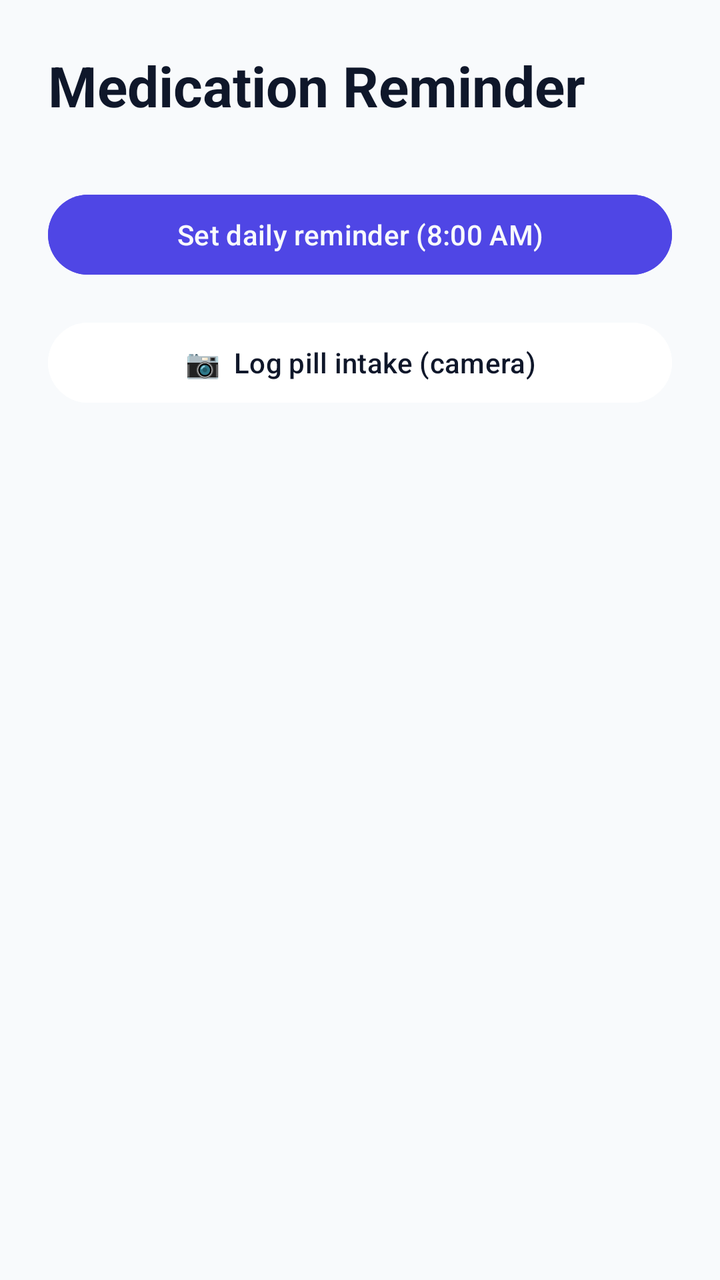
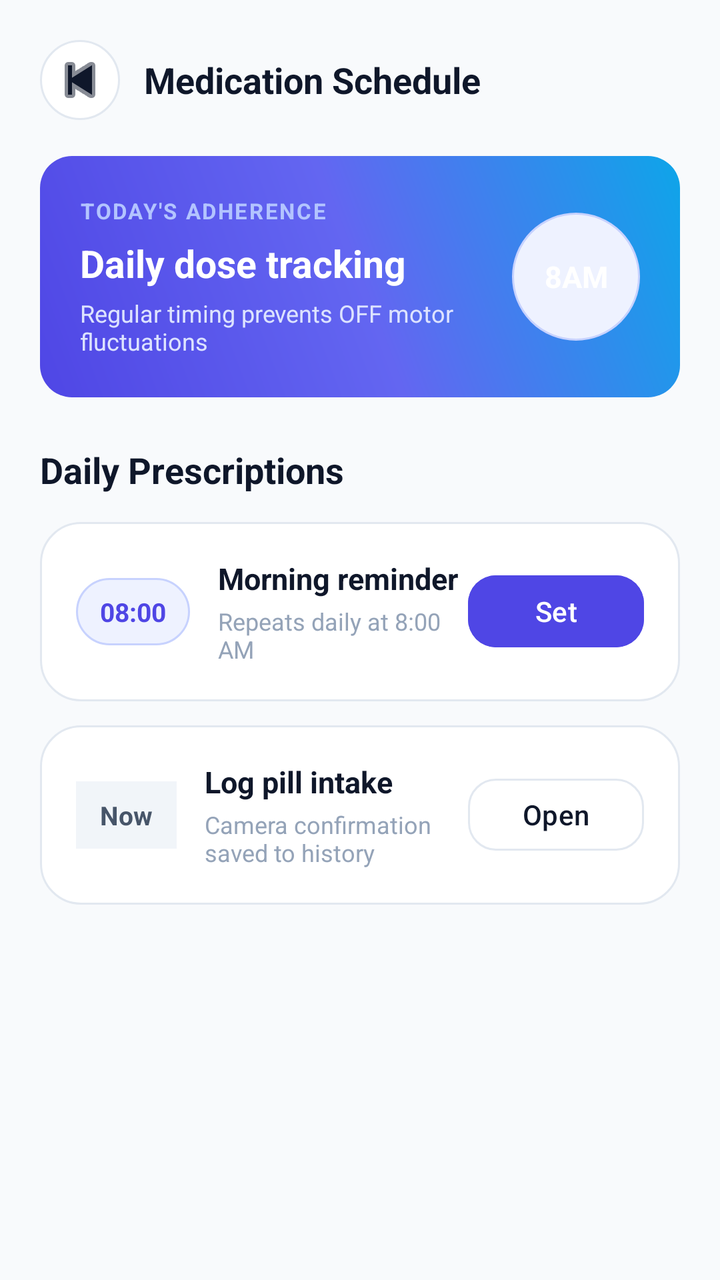

Two renders of the same Android screen: before a commit and after it. Below are the layout's source before the change and the commit's diff.
<!-- AndroidManifest.xml: application theme Theme.ParkiMed -->
<!-- res/layout/activity_medication.xml -->
<?xml version="1.0" encoding="utf-8"?>
<LinearLayout xmlns:android="http://schemas.android.com/apk/res/android"
    android:layout_width="match_parent"
    android:layout_height="match_parent"
    android:background="@color/bg"
    android:orientation="vertical"
    android:padding="24dp">

    <TextView
        android:layout_width="match_parent"
        android:layout_height="wrap_content"
        android:text="Medication Reminder"
        android:textColor="@color/text_primary"
        android:textSize="28sp"
        android:textStyle="bold" />

    <Button
        android:id="@+id/btnSetReminder"
        android:layout_width="match_parent"
        android:layout_height="wrap_content"
        android:layout_marginTop="32dp"
        android:backgroundTint="@color/primary"
        android:text="Set daily reminder (8:00 AM)"
        android:textColor="@color/bg" />

    <Button
        android:id="@+id/btnLogPill"
        android:layout_width="match_parent"
        android:layout_height="wrap_content"
        android:layout_marginTop="16dp"
        android:backgroundTint="@color/card"
        android:text="📷  Log pill intake (camera)"
        android:textColor="@color/text_primary" />
</LinearLayout>
<!-- resources referenced by this layout -->
<resources>
  <color name="bg">#F8FAFC</color>
  <color name="card">#FFFFFF</color>
  <color name="primary">#4F46E5</color>
  <color name="text_primary">#0F172A</color>
  <style name="Theme.ParkiMed" parent="Theme.Material3.Light.NoActionBar">
          <item name="colorPrimary">@color/primary</item>
          <item name="colorOnPrimary">@color/card</item>
          <item name="colorSecondary">@color/accent</item>
          <item name="android:colorBackground">@color/bg</item>
          <item name="android:statusBarColor">@color/bg</item>
          <item name="android:windowLightStatusBar">true</item>
          <item name="android:navigationBarColor">@color/bg</item>
          <item name="android:windowLightNavigationBar">true</item>
          <item name="android:textColorPrimary">@color/text_primary</item>
          <item name="android:textColorSecondary">@color/text_secondary</item>
      </style>
  <color name="accent">#0EA5E9</color>
  <color name="text_secondary">#475569</color>
</resources>

<!-- the commit's change to res/layout/activity_medication.xml (unified diff, before → after) -->
@@ -1,34 +1,222 @@
 <?xml version="1.0" encoding="utf-8"?>
-<LinearLayout xmlns:android="http://schemas.android.com/apk/res/android"
+<ScrollView xmlns:android="http://schemas.android.com/apk/res/android"
+    xmlns:app="http://schemas.android.com/apk/res-auto"
     android:layout_width="match_parent"
     android:layout_height="match_parent"
     android:background="@color/bg"
-    android:orientation="vertical"
-    android:padding="24dp">
-
-    <TextView
+    android:fillViewport="true">
+
+    <LinearLayout
         android:layout_width="match_parent"
         android:layout_height="wrap_content"
-        android:text="Medication Reminder"
-        android:textColor="@color/text_primary"
-        android:textSize="28sp"
-        android:textStyle="bold" />
-
-    <Button
-        android:id="@+id/btnSetReminder"
-        android:layout_width="match_parent"
-        android:layout_height="wrap_content"
-        android:layout_marginTop="32dp"
-        android:backgroundTint="@color/primary"
-        android:text="Set daily reminder (8:00 AM)"
-        android:textColor="@color/bg" />
-
-    <Button
-        android:id="@+id/btnLogPill"
-        android:layout_width="match_parent"
-        android:layout_height="wrap_content"
-        android:layout_marginTop="16dp"
-        android:backgroundTint="@color/card"
-        android:text="📷  Log pill intake (camera)"
-        android:textColor="@color/text_primary" />
-</LinearLayout>
+        android:orientation="vertical"
+        android:padding="20dp">
+
+        <LinearLayout
+            android:layout_width="match_parent"
+            android:layout_height="wrap_content"
+            android:gravity="center_vertical"
+            android:orientation="horizontal">
+
+            <ImageButton
+                android:id="@+id/btnBack"
+                android:layout_width="40dp"
+                android:layout_height="40dp"
+                android:background="@drawable/bg_card"
+                android:contentDescription="Back"
+                android:src="@android:drawable/ic_media_previous"
+                app:tint="@color/text_primary" />
+
+            <TextView
+                android:layout_width="0dp"
+                android:layout_height="wrap_content"
+                android:layout_marginStart="12dp"
+                android:layout_weight="1"
+                android:text="Medication Schedule"
+                android:textColor="@color/text_primary"
+                android:textSize="18sp"
+                android:textStyle="bold" />
+        </LinearLayout>
+
+        
+        <LinearLayout
+            android:layout_width="match_parent"
+            android:layout_height="wrap_content"
+            android:layout_marginTop="18dp"
+            android:background="@drawable/bg_primary_gradient"
+            android:gravity="center_vertical"
+            android:orientation="horizontal"
+            android:padding="20dp">
+
+            <LinearLayout
+                android:layout_width="0dp"
+                android:layout_height="wrap_content"
+                android:layout_weight="1"
+                android:orientation="vertical">
+
+                <TextView
+                    android:layout_width="wrap_content"
+                    android:layout_height="wrap_content"
+                    android:letterSpacing="0.08"
+                    android:text="TODAY'S ADHERENCE"
+                    android:textAllCaps="true"
+                    android:textColor="#B3C4FF"
+                    android:textSize="11sp"
+                    android:textStyle="bold" />
+
+                <TextView
+                    android:id="@+id/txtAdherenceTitle"
+                    android:layout_width="wrap_content"
+                    android:layout_height="wrap_content"
+                    android:layout_marginTop="6dp"
+                    android:text="Daily dose tracking"
+                    android:textColor="@color/card"
+                    android:textSize="19sp"
+                    android:textStyle="bold" />
+
+                <TextView
+                    android:layout_width="wrap_content"
+                    android:layout_height="wrap_content"
+                    android:layout_marginTop="4dp"
+                    android:text="Regular timing prevents OFF motor fluctuations"
+                    android:textColor="#DDE3FF"
+                    android:textSize="12sp" />
+            </LinearLayout>
+
+            <TextView
+                android:id="@+id/txtReminderTime"
+                android:layout_width="64dp"
+                android:layout_height="64dp"
+                android:background="@drawable/bg_icon_circle"
+                android:gravity="center"
+                android:text="8AM"
+                android:textColor="@color/card"
+                android:textSize="15sp"
+                android:textStyle="bold" />
+        </LinearLayout>
+
+        
+        <TextView
+            android:layout_width="match_parent"
+            android:layout_height="wrap_content"
+            android:layout_marginTop="24dp"
+            android:text="Daily Prescriptions"
+            android:textColor="@color/text_primary"
+            android:textSize="18sp"
+            android:textStyle="bold" />
+
+        
+        <LinearLayout
+            android:layout_width="match_parent"
+            android:layout_height="wrap_content"
+            android:layout_marginTop="14dp"
+            android:background="@drawable/bg_task_card"
+            android:gravity="center_vertical"
+            android:orientation="horizontal"
+            android:padding="18dp">
+
+            <TextView
+                android:layout_width="wrap_content"
+                android:layout_height="wrap_content"
+                android:background="@drawable/bg_pill_primary"
+                android:paddingHorizontal="12dp"
+                android:paddingVertical="8dp"
+                android:text="08:00"
+                android:textColor="@color/primary"
+                android:textSize="13sp"
+                android:textStyle="bold" />
+
+            <LinearLayout
+                android:layout_width="0dp"
+                android:layout_height="wrap_content"
+                android:layout_marginStart="14dp"
+                android:layout_weight="1"
+                android:orientation="vertical">
+
+                <TextView
+                    android:layout_width="wrap_content"
+                    android:layout_height="wrap_content"
+                    android:text="Morning reminder"
+                    android:textColor="@color/text_primary"
+                    android:textSize="15sp"
+                    android:textStyle="bold" />
+
+                <TextView
+                    android:layout_width="wrap_content"
+                    android:layout_height="wrap_content"
+                    android:layout_marginTop="3dp"
+                    android:text="Repeats daily at 8:00 AM"
+                    android:textColor="@color/text_muted"
+                    android:textSize="12sp" />
+            </LinearLayout>
+
+            <com.google.android.material.button.MaterialButton
+                android:id="@+id/btnSetReminder"
+                style="@style/Widget.Material3.Button"
+                android:layout_width="wrap_content"
+                android:layout_height="44dp"
+                android:backgroundTint="@color/primary"
+                android:text="Set"
+                android:textAllCaps="false"
+                android:textColor="@color/card"
+                app:cornerRadius="14dp" />
+        </LinearLayout>
+
+        
+        <LinearLayout
+            android:layout_width="match_parent"
+            android:layout_height="wrap_content"
+            android:layout_marginTop="12dp"
+            android:background="@drawable/bg_task_card"
+            android:gravity="center_vertical"
+            android:orientation="horizontal"
+            android:padding="18dp">
+
+            <TextView
+                android:layout_width="wrap_content"
+                android:layout_height="wrap_content"
+                android:background="@color/surface_subtle"
+                android:paddingHorizontal="12dp"
+                android:paddingVertical="8dp"
+                android:text="Now"
+                android:textColor="@color/text_secondary"
+                android:textSize="13sp"
+                android:textStyle="bold" />
+
+            <LinearLayout
+                android:layout_width="0dp"
+                android:layout_height="wrap_content"
+                android:layout_marginStart="14dp"
+                android:layout_weight="1"
+                android:orientation="vertical">
+
+                <TextView
+                    android:layout_width="wrap_content"
+                    android:layout_height="wrap_content"
+                    android:text="Log pill intake"
+                    android:textColor="@color/text_primary"
+                    android:textSize="15sp"
+                    android:textStyle="bold" />
+
+                <TextView
+                    android:layout_width="wrap_content"
+                    android:layout_height="wrap_content"
+                    android:layout_marginTop="3dp"
+                    android:text="Camera confirmation saved to history"
+                    android:textColor="@color/text_muted"
+                    android:textSize="12sp" />
+            </LinearLayout>
+
+            <com.google.android.material.button.MaterialButton
+                android:id="@+id/btnLogPill"
+                style="@style/Widget.Material3.Button.OutlinedButton"
+                android:layout_width="wrap_content"
+                android:layout_height="44dp"
+                android:text="Open"
+                android:textAllCaps="false"
+                android:textColor="@color/text_primary"
+                app:cornerRadius="14dp"
+                app:strokeColor="@color/surface_border" />
+        </LinearLayout>
+    </LinearLayout>
+</ScrollView>
<!-- resource entries referenced after the edit -->
@@ -3,6 +3,9 @@
   <color name="bg">#F8FAFC</color>
   <color name="card">#FFFFFF</color>
   <color name="primary">#4F46E5</color>
+  <color name="surface_border">#E2E8F0</color>
+  <color name="surface_subtle">#F1F5F9</color>
+  <color name="text_muted">#94A3B8</color>
   <color name="text_primary">#0F172A</color>
   <style name="Theme.ParkiMed" parent="Theme.Material3.Light.NoActionBar">
           <item name="colorPrimary">@color/primary</item>
@@ -16,7 +19,46 @@
           <item name="android:textColorPrimary">@color/text_primary</item>
           <item name="android:textColorSecondary">@color/text_secondary</item>
       </style>
+  <color name="primary_light">#EEF2FF</color>
   <color name="accent">#0EA5E9</color>
   <color name="text_secondary">#475569</color>
+  <!-- drawable bg_card (drawable) -->
+  <?xml version="1.0" encoding="utf-8"?>
+  <shape xmlns:android="http://schemas.android.com/apk/res/android">
+      <solid android:color="@color/card" />
+      <corners android:radius="20dp" />
+      <stroke android:width="1dp" android:color="@color/surface_border" />
+  </shape>
+  <!-- drawable bg_icon_circle (drawable) -->
+  <?xml version="1.0" encoding="utf-8"?>
+  <shape xmlns:android="http://schemas.android.com/apk/res/android" android:shape="oval">
+      <solid android:color="@color/primary_light" />
+      <stroke android:width="1dp" android:color="#C7D2FE" />
+  </shape>
+  <!-- drawable bg_pill_primary (drawable) -->
+  <?xml version="1.0" encoding="utf-8"?>
+  <shape xmlns:android="http://schemas.android.com/apk/res/android">
+      <solid android:color="@color/primary_light" />
+      <corners android:radius="20dp" />
+      <stroke android:width="1dp" android:color="#C7D2FE" />
+  </shape>
+  <!-- drawable bg_primary_gradient (drawable) -->
+  <?xml version="1.0" encoding="utf-8"?>
+  <shape xmlns:android="http://schemas.android.com/apk/res/android">
+      <gradient
+          android:angle="45"
+          android:startColor="#4F46E5"
+          android:centerColor="#6366F1"
+          android:endColor="#0EA5E9"
+          android:type="linear" />
+      <corners android:radius="16dp" />
+  </shape>
+  <!-- drawable bg_task_card (drawable) -->
+  <?xml version="1.0" encoding="utf-8"?>
+  <shape xmlns:android="http://schemas.android.com/apk/res/android">
+      <solid android:color="@color/card" />
+      <corners android:radius="20dp" />
+      <stroke android:width="1dp" android:color="@color/surface_border" />
+  </shape>
 </resources>
 
